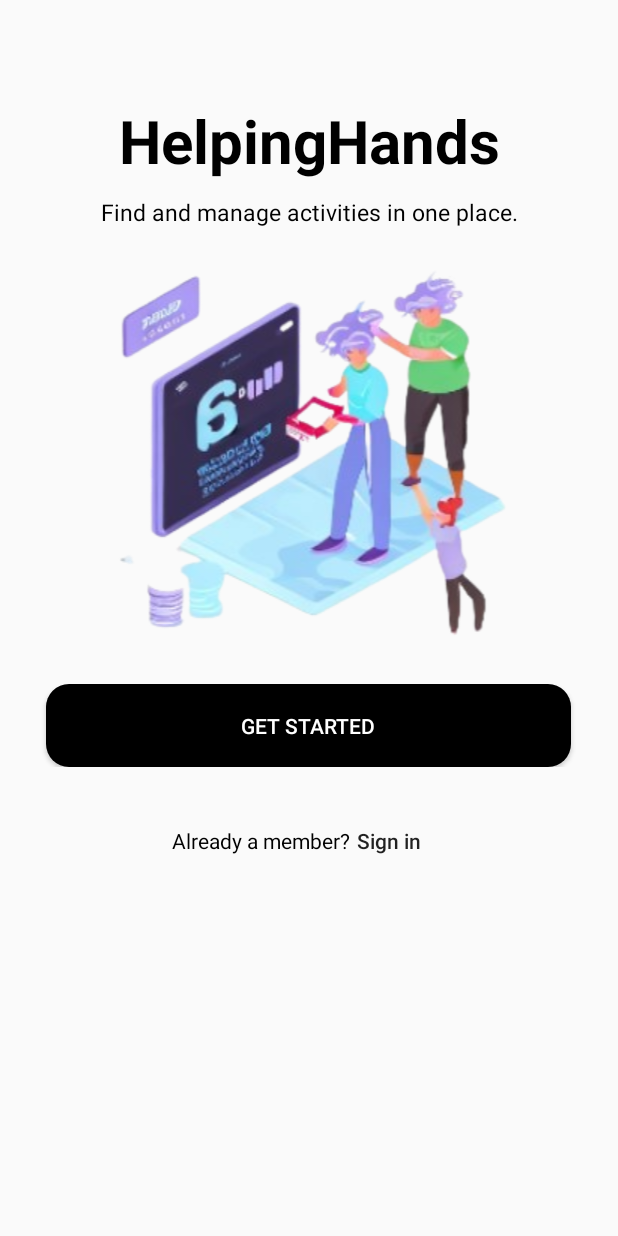
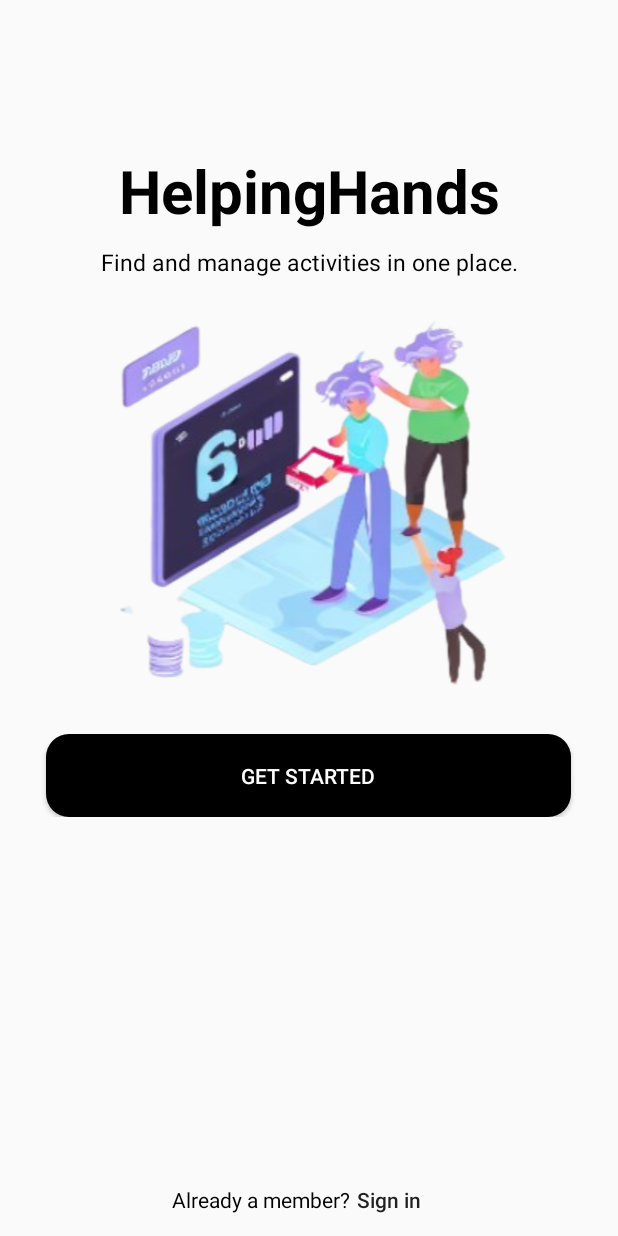
Before and after one commit to nkaesp/HelpingHands, an Android app: the layout activity_launch.xml on its own in the app's theme, with its tools: preview values and no code run, on a phone screen of 412 x 824 dp. Run offline under Robolectric (Android 15) with nearby library versions, the phone set to English and light mode, and no system bars.

Commit message:
ESPINA - 5.8.24

```diff
--- a/app/src/main/res/layout/activity_launch.xml
+++ b/app/src/main/res/layout/activity_launch.xml
@@ -12,7 +12,7 @@
         <LinearLayout
             android:layout_width="match_parent"
             android:layout_height="wrap_content"
-            android:layout_marginTop="100px"
+            android:layout_marginTop="100dp"
             android:id="@+id/titleTextView">
 
             <TextView
@@ -71,9 +71,8 @@
             android:layout_height="wrap_content"
             android:orientation="horizontal"
             android:gravity="center"
-            android:layout_marginTop="25dp"
-            android:id="@+id/signInLinearLayout"
-            android:layout_below="@id/getStartedLinearLayout">
+            android:layout_alignParentBottom="true"
+            android:id="@+id/signInLinearLayout">
             <TextView
                 android:layout_width="wrap_content"
                 android:layout_height="wrap_content"
```
Also changed, not shown: app/src/main/AndroidManifest.xml (+0 -7 lines).
